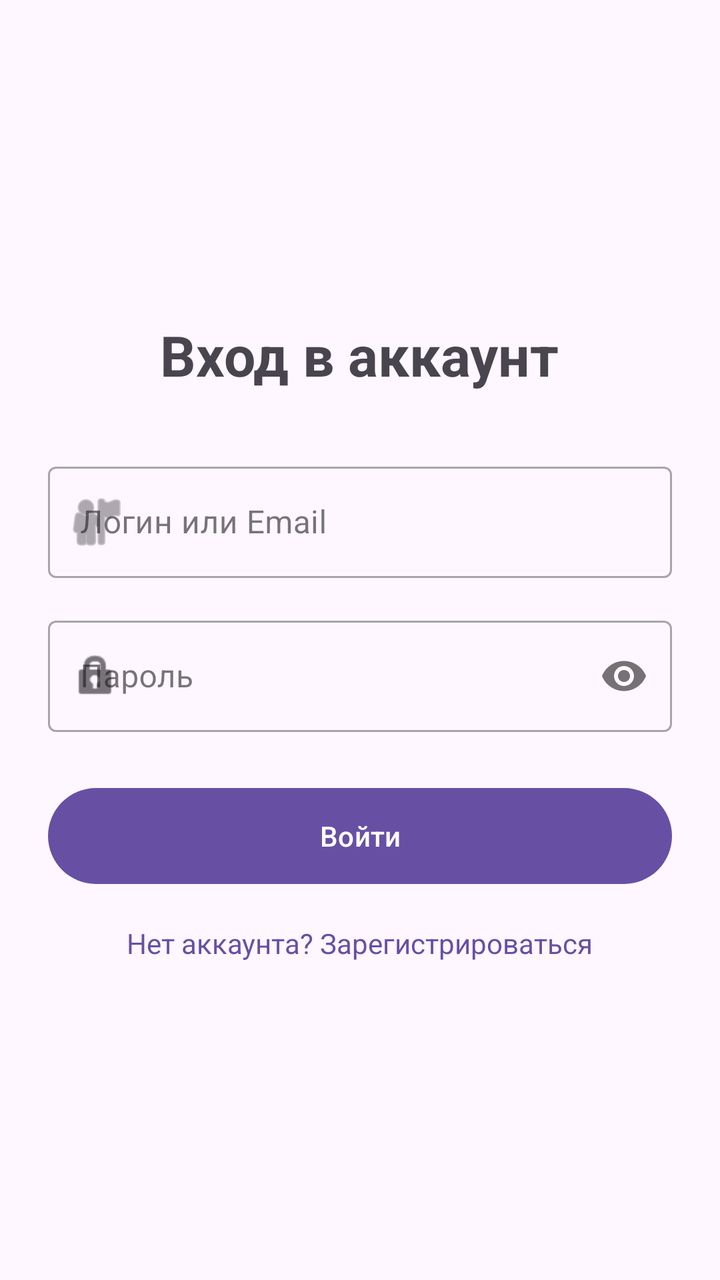
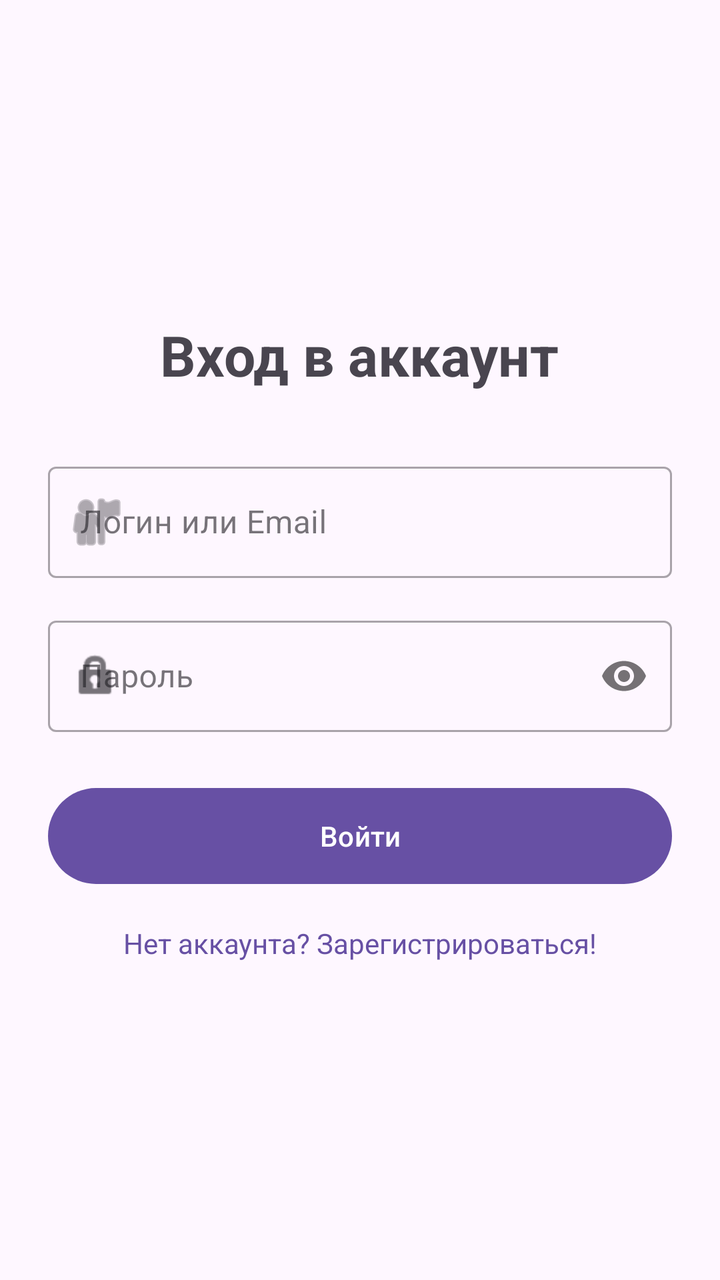

An Android layout rendered at two revisions. The XML below is the earlier revision; the diff shows what the commit changed to produce the second picture.
<!-- AndroidManifest.xml: application theme Theme.LostFound -->
<!-- res/layout/fragment_login.xml -->
<?xml version="1.0" encoding="utf-8"?>
<LinearLayout xmlns:android="http://schemas.android.com/apk/res/android"
    xmlns:app="http://schemas.android.com/apk/res-auto"
    android:layout_width="match_parent"
    android:layout_height="match_parent"
    android:orientation="vertical"
    android:padding="24dp"
    android:gravity="center_vertical">

    <TextView
        android:layout_width="wrap_content"
        android:layout_height="wrap_content"
        android:text="Вход в аккаунт"
        android:textSize="28sp"
        android:textStyle="bold"
        android:layout_marginBottom="32dp"
        android:layout_gravity="center_horizontal"/>

    <com.google.android.material.textfield.TextInputLayout
        android:id="@+id/login_input_layout"
        style="@style/Widget.MaterialComponents.TextInputLayout.OutlinedBox"
        android:layout_width="match_parent"
        android:layout_height="wrap_content"
        android:hint="Логин или Email"
        android:layout_marginBottom="16dp"
        app:startIconDrawable="@android:drawable/ic_menu_myplaces">

        <com.google.android.material.textfield.TextInputEditText
            android:id="@+id/login_input"
            android:layout_width="match_parent"
            android:layout_height="wrap_content"
            android:inputType="textEmailAddress" />
    </com.google.android.material.textfield.TextInputLayout>

    <com.google.android.material.textfield.TextInputLayout
        android:id="@+id/password_input_layout"
        style="@style/Widget.MaterialComponents.TextInputLayout.OutlinedBox"
        android:layout_width="match_parent"
        android:layout_height="wrap_content"
        android:hint="Пароль"
        app:passwordToggleEnabled="true"
        app:startIconDrawable="@android:drawable/ic_lock_idle_lock">

        <com.google.android.material.textfield.TextInputEditText
            android:id="@+id/password_input"
            android:layout_width="match_parent"
            android:layout_height="wrap_content"
            android:inputType="textPassword" />
    </com.google.android.material.textfield.TextInputLayout>

    <Button
        android:id="@+id/btn_login_submit"
        android:layout_width="match_parent"
        android:layout_height="56dp"
        android:layout_marginTop="24dp"
        android:text="Войти" />

    <TextView
        android:id="@+id/tv_go_to_register"
        android:layout_width="wrap_content"
        android:layout_height="wrap_content"
        android:layout_gravity="center_horizontal"
        android:layout_marginTop="16dp"
        android:text="Нет аккаунта? Зарегистрироваться"
        android:textColor="?attr/colorPrimary" />

    
    

</LinearLayout>
<!-- resources referenced by this layout -->
<resources>
  <style name="Theme.LostFound" parent="Base.Theme.LostFound" />
  <style name="Base.Theme.LostFound" parent="Theme.Material3.DayNight.NoActionBar">
          </style>
</resources>

<!-- the commit's change to res/layout/fragment_login.xml (unified diff, before → after) -->
@@ -61,7 +61,7 @@
         android:layout_height="wrap_content"
         android:layout_gravity="center_horizontal"
         android:layout_marginTop="16dp"
-        android:text="Нет аккаунта? Зарегистрироваться"
+        android:text="Нет аккаунта? Зарегистрироваться!"
         android:textColor="?attr/colorPrimary" />
 
     
